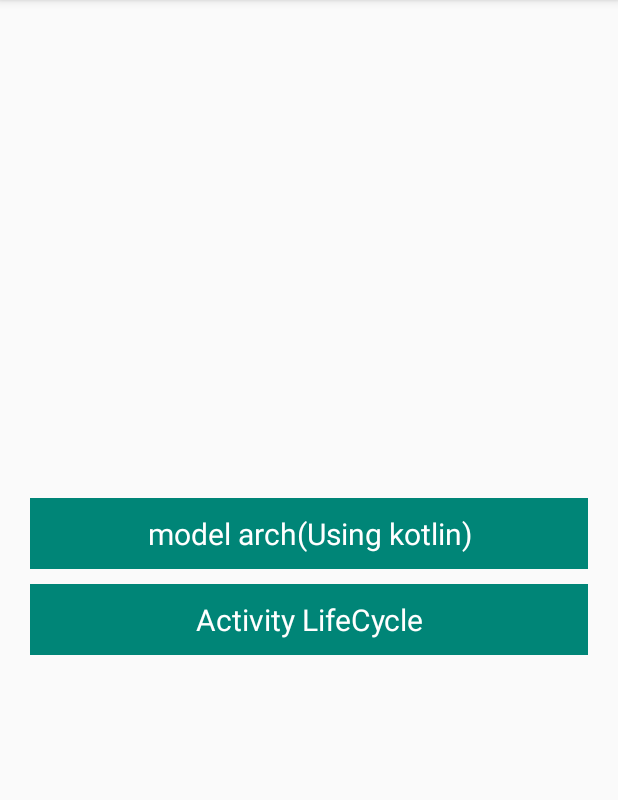
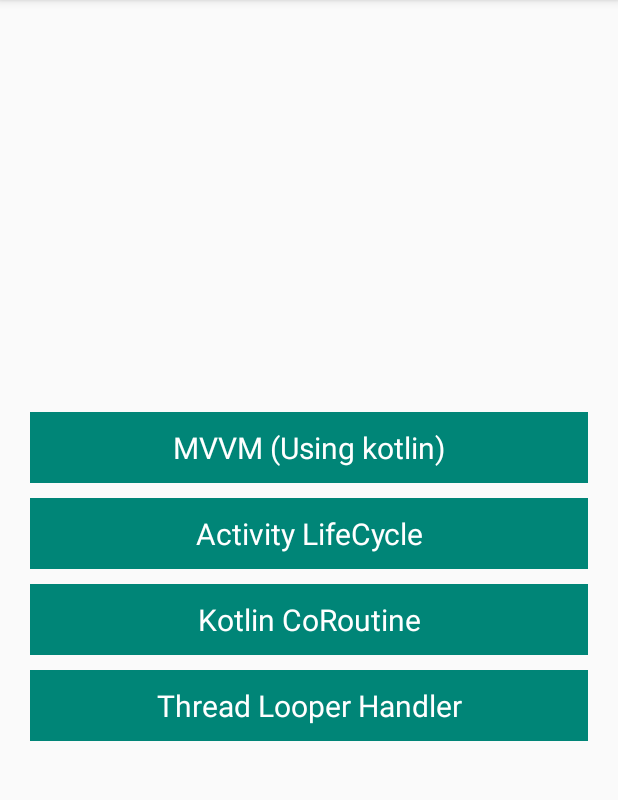
Before and after one commit to Rajendra03dec/AndroidLearning, an Android app: the screen it shows after launch (LauncherActivity), on a phone screen of 412 x 824 dp, the part 84-884 px from its top. Run offline under Robolectric (Android 15) with nearby library versions, the phone set to English and light mode, and no system bars; our stand-ins replace data binding.

```diff
--- a/app/src/main/AndroidManifest.xml
+++ b/app/src/main/AndroidManifest.xml
@@ -14,7 +14,6 @@
         <activity android:name=".activity.KotlinTestActivity" />
         <activity android:name=".activity.AddNoteActivity" />
         <activity android:name=".activity.EditNoteActivity" />
-        <activity android:name=".activity.FetchDataActivity" />
         <activity android:name=".activity.LauncherActivity">
             <intent-filter>
                 <action android:name="android.intent.action.MAIN" />
@@ -22,6 +21,7 @@
                 <category android:name="android.intent.category.LAUNCHER" />
             </intent-filter>
         </activity>
+        <activity android:name=".activity.FetchDataActivity" />
     </application>
 
 </manifest>
--- a/app/src/main/java/com/example/androidlearnings/activity/ActivityLifeCycle.kt
+++ b/app/src/main/java/com/example/androidlearnings/activity/ActivityLifeCycle.kt
@@ -59,4 +59,5 @@ class ActivityLifeCycle : AppCompatActivity() {
             }
         }
     }
+
 }
--- a/app/src/main/java/com/example/androidlearnings/fragment/FragmentOne.kt
+++ b/app/src/main/java/com/example/androidlearnings/fragment/FragmentOne.kt
@@ -22,7 +22,7 @@ class FragmentOne : Fragment() {
 
     override fun onCreateView(inflater: LayoutInflater, container: ViewGroup?, savedInstanceState: Bundle?): View? {
         Log.d(FragmentOne::class.java.simpleName, "onCreateView called")
-        return inflater.inflate(R.layout.fragment_one, container)
+        return inflater.inflate(R.layout.fragment_one, container,false)
     }
 
     override fun onViewCreated(view: View, savedInstanceState: Bundle?) {
--- a/app/src/main/res/layout/activity_launcher.xml
+++ b/app/src/main/res/layout/activity_launcher.xml
@@ -11,7 +11,7 @@
         <LinearLayout
             android:layout_width="match_parent"
             android:layout_height="wrap_content"
-            android:layout_margin="20dp"
+            android:layout_margin="@dimen/dp20"
             android:orientation="vertical"
             app:layout_constraintBottom_toBottomOf="parent"
             app:layout_constraintStart_toStartOf="parent"
@@ -24,23 +24,49 @@
                 android:background="@color/colorPrimary"
                 android:gravity="center_horizontal"
                 android:onClick="onClick"
-                android:padding="10dp"
-                android:text="model arch(Using kotlin)"
+                android:padding="@dimen/dp10"
+                android:text="@string/mvvm_using_kotlin"
                 android:textColor="@android:color/white"
-                android:textSize="20sp" />
+                android:textSize="@dimen/sp20" />
 
             <TextView
                 android:id="@+id/tvActivityLC"
                 android:layout_width="match_parent"
-                android:layout_marginTop="10dp"
                 android:layout_height="wrap_content"
+                android:layout_marginTop="@dimen/dp10"
                 android:background="@color/colorPrimary"
                 android:gravity="center_horizontal"
                 android:onClick="onClick"
-                android:padding="10dp"
-                android:text="Activity LifeCycle"
+                android:padding="@dimen/dp10"
+                android:text="@string/activity_life_cycle"
                 android:textColor="@android:color/white"
-                android:textSize="20sp" />
+                android:textSize="@dimen/sp20" />
+
+            <TextView
+                android:id="@+id/kotlin_coroutine"
+                android:layout_width="match_parent"
+                android:layout_height="wrap_content"
+                android:layout_marginTop="@dimen/dp10"
+                android:background="@color/colorPrimary"
+                android:gravity="center_horizontal"
+                android:onClick="onClick"
+                android:padding="@dimen/dp10"
+                android:text="@string/kotlin_co_routine"
+                android:textColor="@android:color/white"
+                android:textSize="@dimen/sp20" />
+
+            <TextView
+                android:id="@+id/threadLooperHandler"
+                android:layout_width="match_parent"
+                android:layout_height="wrap_content"
+                android:layout_marginTop="@dimen/dp10"
+                android:background="@color/colorPrimary"
+                android:gravity="center_horizontal"
+                android:onClick="onClick"
+                android:padding="@dimen/dp10"
+                android:text="@string/thread_looper_handler"
+                android:textColor="@android:color/white"
+                android:textSize="@dimen/sp20" />
         </LinearLayout>
     </androidx.constraintlayout.widget.ConstraintLayout>
 </layout>
--- a/app/src/main/res/values/strings.xml
+++ b/app/src/main/res/values/strings.xml
@@ -1,3 +1,7 @@
 <resources>
     <string name="app_name">AndroidUpdates</string>
+    <string name="thread_looper_handler">Thread Looper Handler</string>
+    <string name="mvvm_using_kotlin">MVVM (Using kotlin)</string>
+    <string name="activity_life_cycle">Activity LifeCycle</string>
+    <string name="kotlin_co_routine">Kotlin CoRoutine</string>
 </resources>
```
Also changed, not shown: app/build.gradle (+9 -1 lines), app/src/main/java/com/example/androidlearnings/activity/EditNoteActivity.java (+8 -1 lines), app/src/main/java/com/example/androidlearnings/activity/FetchDataActivity.java (deleted, +0 -118 lines), app/src/main/java/com/example/androidlearnings/activity/FetchDataActivity.kt (added, +106 -0 lines), app/src/main/java/com/example/androidlearnings/activity/LauncherActivity.kt (+8 -8 lines), app/src/main/res/values/dimens.xml (added, +45 -0 lines), 1 other file.
